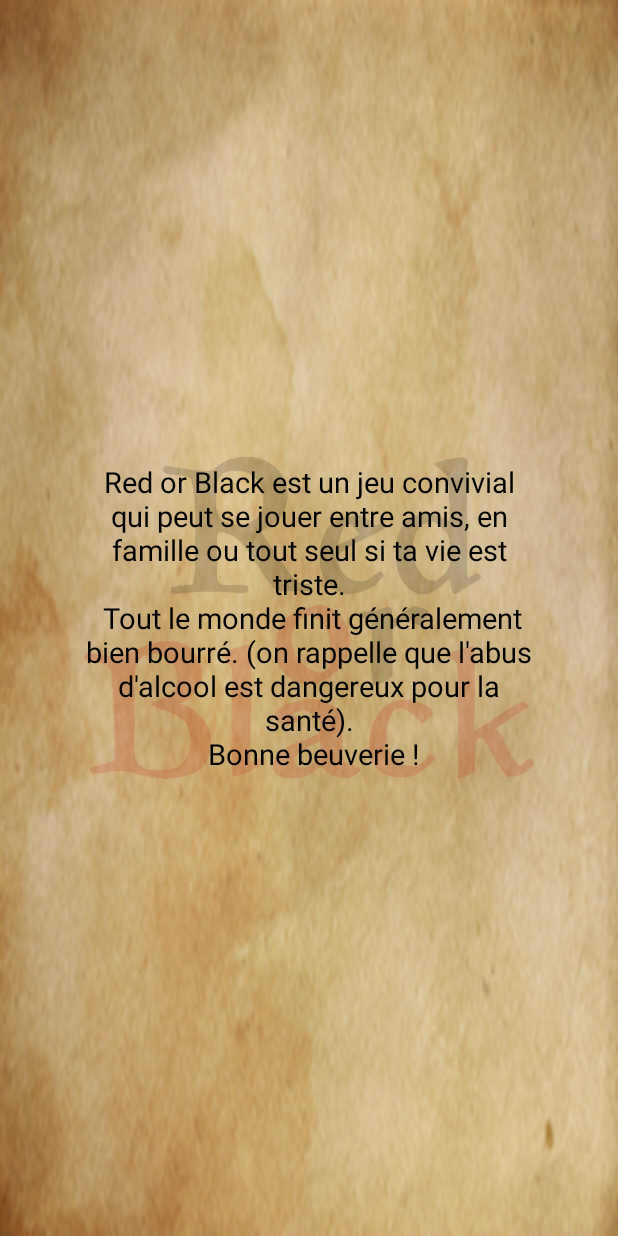
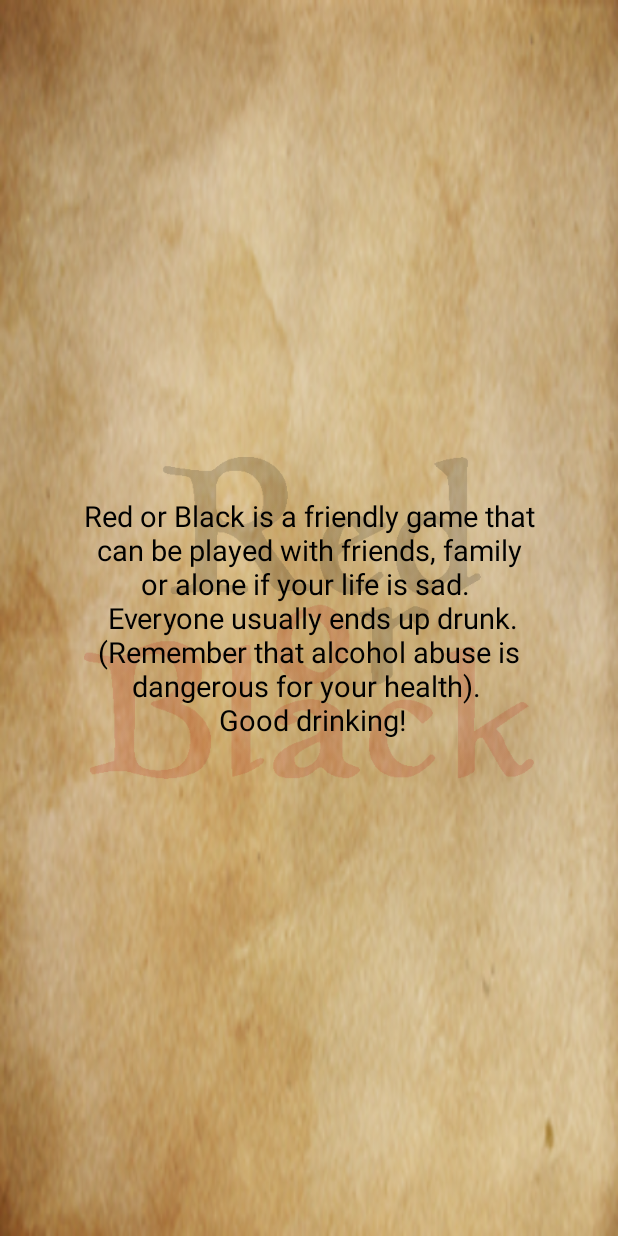
Before and after one commit to ThibCharpy/RedorBlack, an Android app: the screen it shows after launch (RulesActivity before the commit, WarningsActivity after it), on a phone screen of 412 x 824 dp. Run offline under Robolectric (Android 15) with nearby library versions, the phone set to English and light mode, and no system bars.

Commit message:
i18n deprecated :globe_with_meridians:

```diff
--- /dev/null
+++ b/app/src/main/java/com/stl/tpalt/redorblack/activities/WarningsActivity.kt
@@ -0,0 +1,39 @@
+package com.stl.tpalt.redorblack.activities
+
+import android.content.Intent
+import android.content.SharedPreferences
+import android.os.Bundle
+import android.preference.PreferenceManager
+import android.support.v7.app.AppCompatActivity
+import android.view.View
+import com.stl.tpalt.redorblack.R
+
+/**
+ * Created by thibault on 14/03/18.
+ */
+class WarningsActivity: AppCompatActivity() {
+    private lateinit var prefs : SharedPreferences
+    private val firstLaunchPref = "firstLaunchPref"
+
+    override fun onCreate(savedInstanceState: Bundle?) {
+        super.onCreate(savedInstanceState)
+        setContentView(R.layout.activity_warnings)
+
+        prefs= PreferenceManager.getDefaultSharedPreferences(this)
+
+        val isFirstLaunch = prefs.getBoolean(firstLaunchPref, true)
+        if (!isFirstLaunch) {
+            val intent = Intent(this, WelcomeActivity::class.java)
+            startActivity(intent)
+            finish()
+        }
+    }
+
+    fun goToWelcome(v : View){
+        val editor = prefs.edit()
+        editor.putBoolean(firstLaunchPref, false)
+        editor.apply()
+        val intent = Intent(this, WelcomeActivity::class.java)
+        startActivity(intent)
+    }
+}
--- /dev/null
+++ b/app/src/main/res/layout/activity_warnings.xml
@@ -0,0 +1,62 @@
+<?xml version="1.0" encoding="utf-8"?>
+<android.support.constraint.ConstraintLayout xmlns:android="http://schemas.android.com/apk/res/android"
+    xmlns:app="http://schemas.android.com/apk/res-auto"
+    xmlns:tools="http://schemas.android.com/tools"
+    android:layout_width="match_parent"
+    android:layout_height="match_parent"
+    android:background="@drawable/parchmentmini"
+    android:onClick="goToWelcome"
+    android:padding="30dp"
+    tools:context="com.stl.tpalt.redorblack.activities.RulesActivity">
+
+    <android.support.constraint.ConstraintLayout
+        android:id="@+id/logo_constraintlayout"
+        android:layout_width="wrap_content"
+        android:layout_height="wrap_content"
+        app:layout_constraintBottom_toBottomOf="parent"
+        app:layout_constraintLeft_toLeftOf="parent"
+        app:layout_constraintRight_toRightOf="parent"
+        app:layout_constraintTop_toTopOf="parent">
+
+        <ImageView
+            android:id="@+id/logo"
+            android:layout_width="300dp"
+            android:layout_height="300dp"
+            android:alpha="0.15"
+            android:contentDescription="Displaying the logo"
+            android:src="@drawable/logo"
+            app:layout_constraintBottom_toBottomOf="parent"
+            app:layout_constraintLeft_toLeftOf="parent"
+            app:layout_constraintRight_toRightOf="parent"
+            app:layout_constraintTop_toTopOf="parent"
+            tools:ignore="HardcodedText" />
+
+    </android.support.constraint.ConstraintLayout>
+
+    <TextView
+        android:layout_width="match_parent"
+        android:layout_height="match_parent"
+        android:layout_margin="25dp"
+        android:gravity="center"
+        android:lines="16"
+        android:text="@string/warnings"
+        android:textColor="#000"
+        android:textSize="19sp"
+        app:layout_constraintBottom_toBottomOf="parent"
+        app:layout_constraintTop_toTopOf="parent" />
+
+    <android.support.constraint.Guideline
+        android:id="@+id/guideline5"
+        android:layout_width="wrap_content"
+        android:layout_height="wrap_content"
+        android:orientation="vertical"
+        app:layout_constraintGuide_begin="20dp" />
+
+    <android.support.constraint.Guideline
+        android:id="@+id/guideline6"
+        android:layout_width="wrap_content"
+        android:layout_height="wrap_content"
+        android:orientation="horizontal"
+        app:layout_constraintGuide_begin="20dp" />
+
+</android.support.constraint.ConstraintLayout>
--- a/app/src/main/res/values/strings.xml
+++ b/app/src/main/res/values/strings.xml
@@ -3,17 +3,32 @@
     <string name="default_string">Default String</string>
 
     <!--Welcome activity-->
-    <string name="textview_welcomemessage">Bienvenue sur</string>
-    <string name="textview_warningalcool">L\'abus d\'alcool est dangereux pour la santé</string>
-    <string name="button_showrules">Règles du jeu</string>
-    <string name="button_start">Commencer</string>
+    <string name="textview_welcomemessage">Welcome to</string>
+    <string name="textview_warningalcool">Alcohol: Temporary Fun With Permanent Consequences</string>
+    <string name="button_showrules">Rules</string>
+    <string name="button_start">Start</string>
 
-    PlayerSelectionActivitytion Activity-->
-    <string name="textview_nbdecks">Nombre de jeux de cartes :</string>
-    <string name="button_launchgame">Lancer la partie</string>
+    <!-- PlayerSelectionActivitytion Activity-->
+    <string name="textview_nbdecks">Count of card games :</string>
+    <string name="button_launchgame">Start the game</string>
+    <string name="hint_addplayer">Players names</string>
+    <string name="rules">
+        Stage 1 : Bet on card color between Red or Black\n
+        Stage 2 : Bet on next card number Greater or Lower than your first card\n
+        Stage 3 : Bet on next card number Inside or Outside the interval of your two first cards\n
+        Stage 4 : Bet on next card sign between Hearts, Diamonds, Spades or Clubs\n
+
+        If you loose your bet you have to drink as much shot as the number of the current stage.\n
+        Else you must make drink one player and give him as much shot as the number of the current stage.\n
+        You can also divide the count of shot to give to other players.\n
+    </string>
+    <string name="warnings">
+        Red or Black is a friendly game that can be played with friends, family or alone if your life is sad. \n
+        Everyone usually ends up drunk. (Remember that alcohol abuse is dangerous for your health). \n
+        Good drinking!
+    </string>
+
+    <!-- Utils strings -->
     <string name="button_add">+</string>
-    <string name="hint_addplayer">Entrez le nom d\'un joueur</string>
-    <string name="rules">Red or Black est un jeu convivial qui peut se jouer entre amis, en famille ou tout seul si ta vie est triste.\n
-        Tout le monde finit généralement bien bourré. (on rappelle que l\'abus d\'alcool est dangereux pour la santé).\n
-        Bonne beuverie !</string>
+
 </resources>
```
Also changed, not shown: app/src/main/AndroidManifest.xml (+5 -6 lines), app/src/main/java/com/stl/tpalt/redorblack/activities/RulesActivity.kt (+0 -11 lines), app/src/main/java/com/stl/tpalt/redorblack/activities/WelcomeActivity.kt (+31 -0 lines), app/src/main/res/layout/activity_welcome.xml (+26 -0 lines), app/src/main/res/drawable/en.png (added), app/src/main/res/drawable/fr.png (added), 1 other file.
